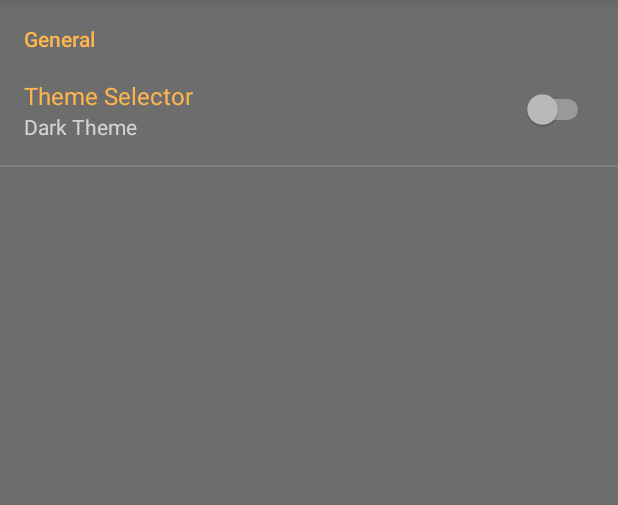
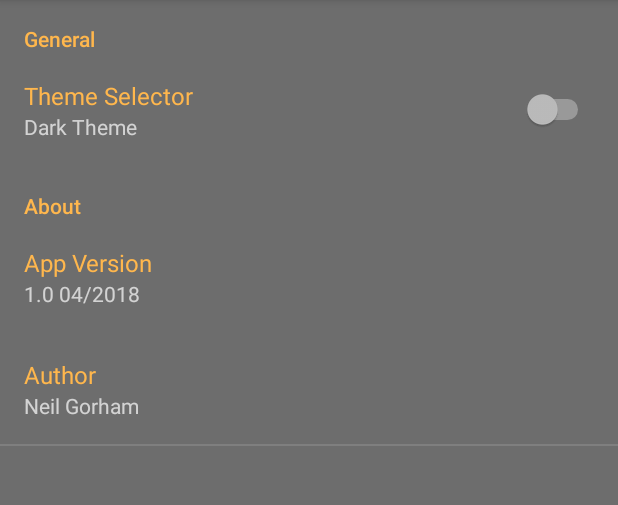
Before and after one commit to ngorham/ToDoList, an Android app: the SettingsActivity screen opened directly, with no data from a screen before it, on a phone screen of 412 x 824 dp, the part 84-589 px from its top. Run offline under Robolectric (Android 15) with nearby library versions, the phone set to English and light mode, and no system bars.

Commit message:
ToDoList Update 32 3/31/2018
Added About preference to SettingsActivity

```diff
--- a/app/src/main/res/values/strings.xml
+++ b/app/src/main/res/values/strings.xml
@@ -9,6 +9,15 @@
     <string name="add_item">Add Item</string>
     <string name="edit_item">Edit Item</string>
 
+    <!-- Preferences -->
+    <string name="switch_theme_title">Theme Selector</string>
+    <string name="switch_theme_summary_off">Dark Theme</string>
+    <string name="switch_theme_summary_on">Light Theme</string>
+    <string name="app_version_title">App Version</string>
+    <string name="app_version_summary">1.0 04/2018</string>
+    <string name="author_title">Author</string>
+    <string name="author_summary">Neil Gorham</string>
+    <string name="website">http://www.ngorham.net</string>
     <!-- TODO: Remove or change this placeholder text -->
     <string name="hello_blank_fragment">Hello blank fragment</string>
 </resources>
--- a/app/src/main/res/xml/preferences.xml
+++ b/app/src/main/res/xml/preferences.xml
@@ -1,14 +1,30 @@
 <?xml version="1.0" encoding="utf-8"?>
 <PreferenceScreen xmlns:android="http://schemas.android.com/apk/res/android">
-
     <PreferenceCategory
         android:title="General"
         android:key="general_category">
         <SwitchPreference
             android:defaultValue="false"
             android:key="switch_theme"
-            android:title="Theme Selector"
-            android:summaryOff="Dark Theme"
-            android:summaryOn="Light Theme" />
+            android:title="@string/switch_theme_title"
+            android:summaryOff="@string/switch_theme_summary_off"
+            android:summaryOn="@string/switch_theme_summary_on" />
+    </PreferenceCategory>
+    <PreferenceCategory
+        android:title="About"
+        android:key="about_category">
+        <Preference
+            android:key="app_version"
+            android:title="@string/app_version_title"
+            android:summary="@string/app_version_summary"
+            android:selectable="false" />
+        <Preference
+            android:key="author"
+            android:title="@string/author_title"
+            android:summary="@string/author_summary">
+            <intent
+                android:action="android.intent.action.VIEW"
+                android:data="@string/website"/>
+        </Preference>
     </PreferenceCategory>
 </PreferenceScreen>
--- a/build.gradle
+++ b/build.gradle
@@ -7,7 +7,7 @@ buildscript {
         jcenter()
     }
     dependencies {
-        classpath 'com.android.tools.build:gradle:3.0.1'
+        classpath 'com.android.tools.build:gradle:3.1.0'
 
 
         // NOTE: Do not place your application dependencies here; they belong
```
Also changed, not shown: gradle/wrapper/gradle-wrapper.properties.
